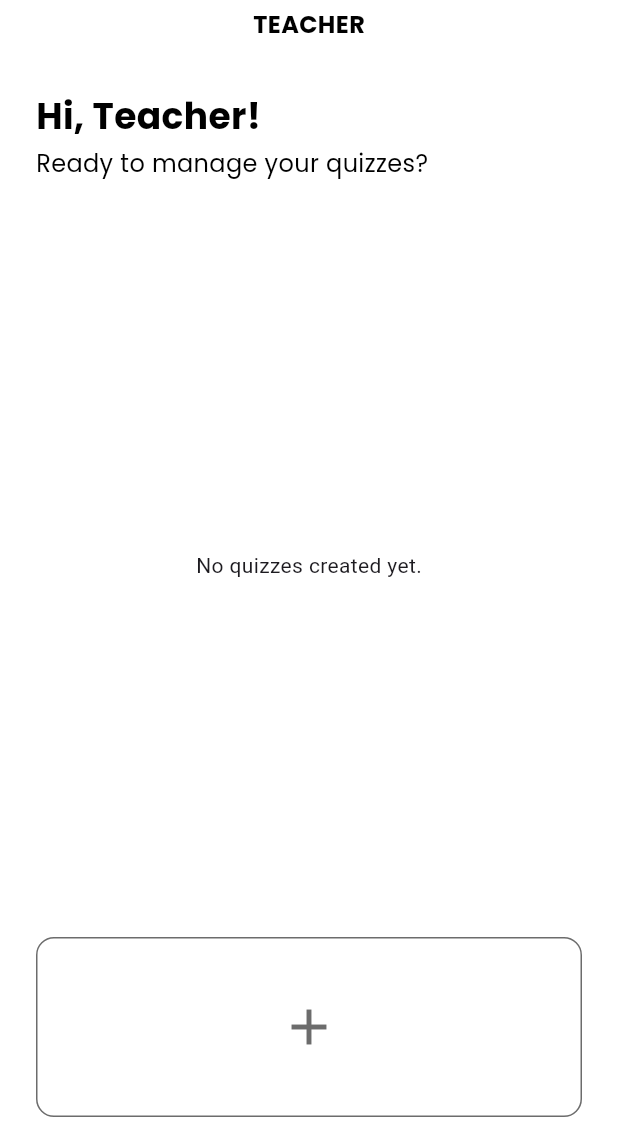
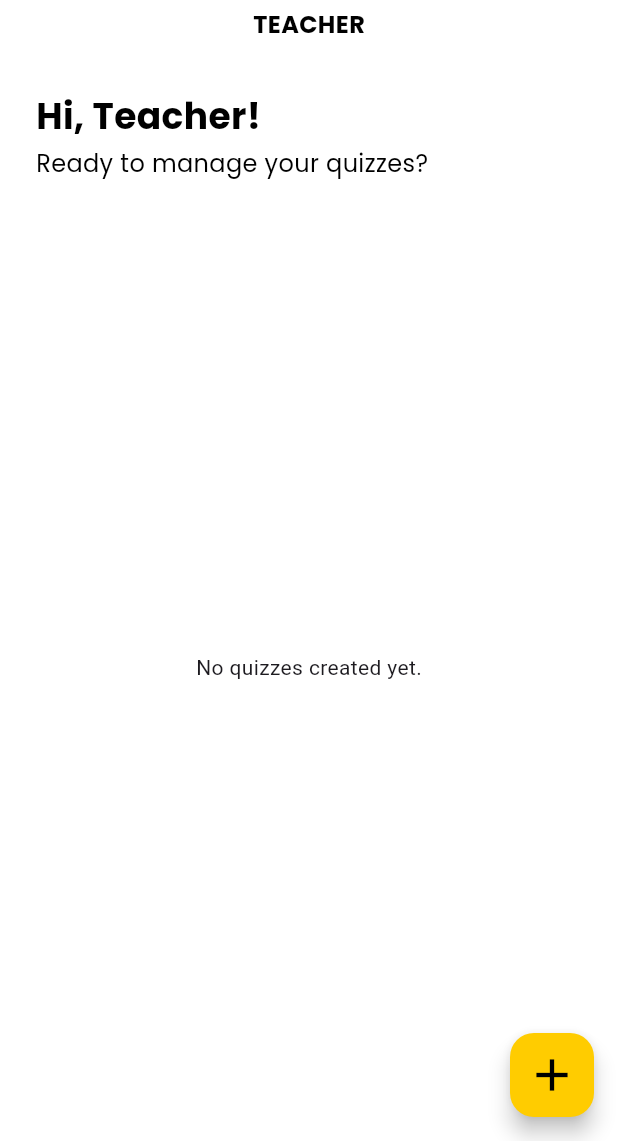
Before and after one commit to KubangPawis/cheez-quiz-app, a Flutter app: the TeacherMainPage screen opened by its route, on a phone screen of 412 x 824 dp, the part 95-1236 px from its top. Run offline on Flutter 3.47's test engine with Material 3 defaults, Android fonts, the phone set to English and light mode, and no system bars; our stand-ins replace cloud_firestore, firebase_auth, firebase_core, google_fonts; accounts and stored records are empty.

Commit message:
feat(add quiz): reimplement teacher's add quiz button to FAB

```diff
--- a/lib/pages/main_teacher.dart
+++ b/lib/pages/main_teacher.dart
@@ -21,6 +21,13 @@ class TeacherMainPage extends StatelessWidget {
 
     return Scaffold(
       backgroundColor: Colors.white,
+      floatingActionButton: FloatingActionButton(
+        backgroundColor: Color(primaryColor),
+        child: Icon(Icons.add, color: Colors.black, size: 36),
+        onPressed: () {
+          Navigator.pushNamed(context, '/create_quiz');
+        },
+      ),
       body: SafeArea(
         child: Padding(
           padding: const EdgeInsets.symmetric(horizontal: 24, vertical: 16),
@@ -130,14 +137,6 @@ class TeacherMainPage extends StatelessWidget {
                   },
                 ),
               ),
-
-              const SizedBox(height: 16),
-              GestureDetector(
-                onTap: () {
-                  Navigator.pushNamed(context, '/create_quiz');
-                },
-                child: const AddQuizCard(),
-              ),
             ],
           ),
         ),
```
